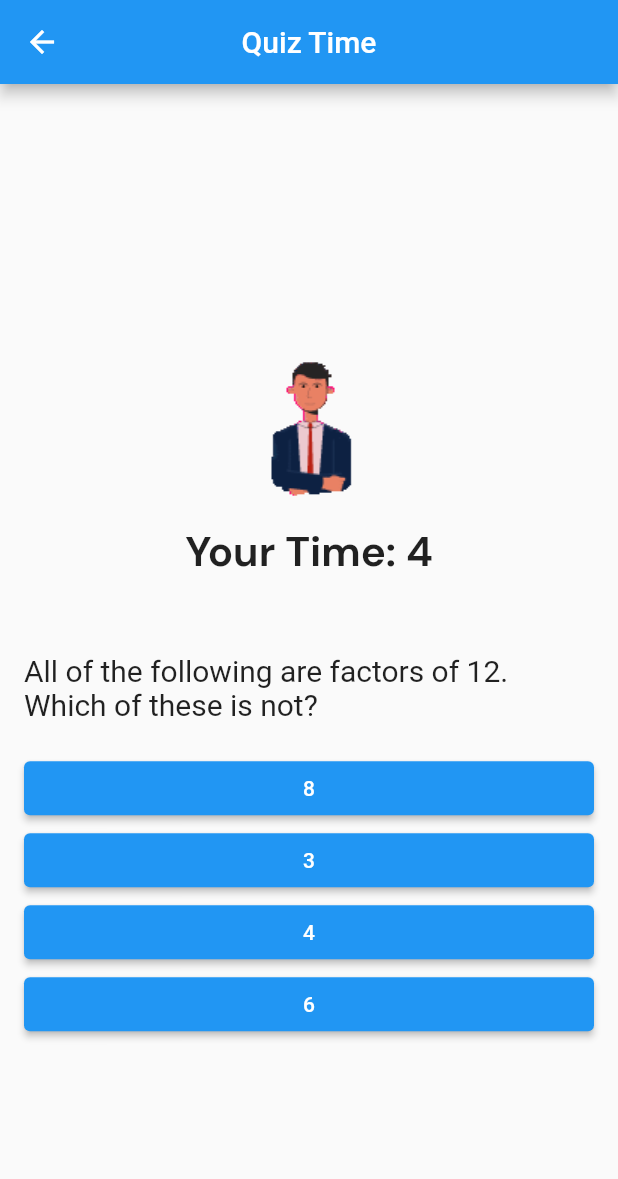
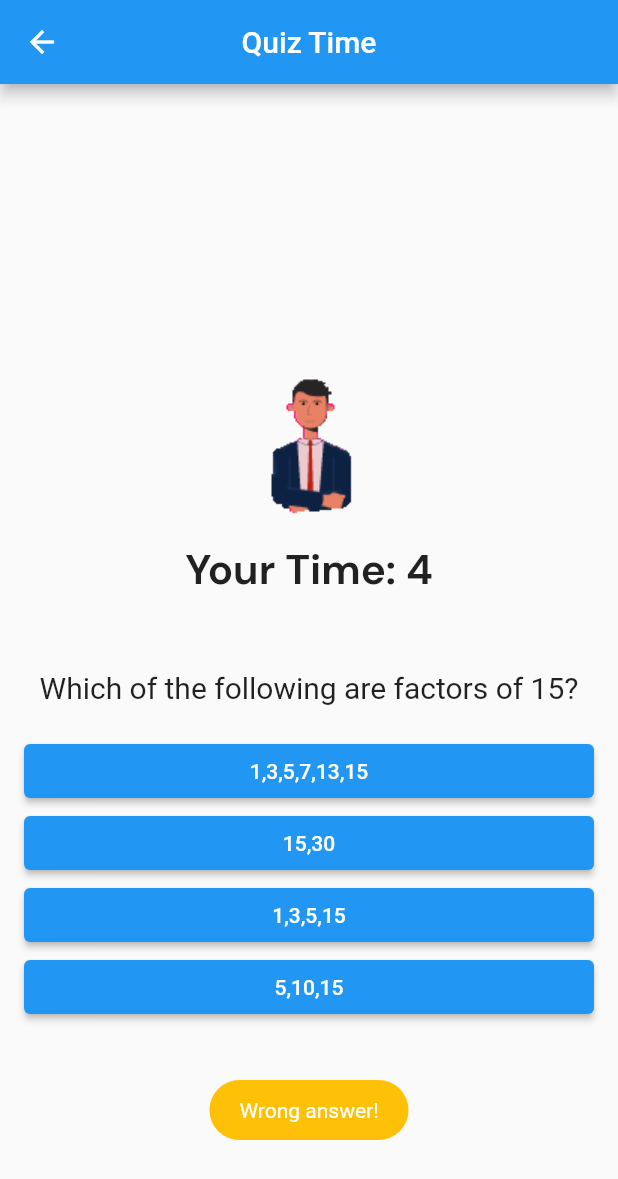
Before and after one commit to lansoyyy/math_app, a Flutter app: the QuizPage screen opened directly, after a tap on "1,3,5,7,13,15", on a phone screen of 412 x 824 dp. Shown: the top 1179 px of the screen. Run offline on Flutter 3.47's test engine with Material 2 defaults, Android fonts, the phone set to English and light mode, and no system bars; drawn by our look-alikes of animated_text_kit; our stand-ins replace confetti, fluttertoast, get, just_audio, video_player; missing offline and left inert: easy_pdf_viewer, flutter_screen_wake, flutter_volume_controller.

```diff
--- a/lib/screens/landing_screen.dart
+++ b/lib/screens/landing_screen.dart
@@ -1,9 +1,7 @@
 import 'package:flutter/material.dart';
-import 'package:flutter/widgets.dart';
 import 'package:get/get.dart';
 import 'package:mathalino/screens/home_screen.dart';
 import 'package:mathalino/widgets/button_widget.dart';
-import 'package:mathalino/widgets/text_widget.dart';
 
 class LandingScreen extends StatelessWidget {
   const LandingScreen({super.key});
@@ -15,12 +13,10 @@ class LandingScreen extends StatelessWidget {
         width: 500,
         height: double.infinity,
         decoration: const BoxDecoration(
-          color: Colors.white,
           image: DecorationImage(
               image: AssetImage(
                 'assets/images/MathTALINO 1.jpg',
               ),
-              opacity: 125,
               fit: BoxFit.fill),
         ),
         child: Column(
--- a/lib/screens/pages/quiz_time_page.dart
+++ b/lib/screens/pages/quiz_time_page.dart
@@ -5,6 +5,7 @@ import 'package:flutter/material.dart';
 import 'package:just_audio/just_audio.dart';
 import 'package:mathalino/screens/home_screen.dart';
 import 'package:mathalino/screens/pages/assessment_page.dart';
+import 'package:mathalino/widgets/toast_widget.dart';
 
 class QuizPage extends StatefulWidget {
   const QuizPage({super.key});
@@ -258,15 +259,20 @@ box?
       await playGoodjob().whenComplete(() async {
         await player.stop();
       });
+
+      _nextQuestion();
       // Answer is correct
       // You can add your logic here, e.g., increase score, show correct answer
     } else {
+      showToast('Wrong answer!');
+      await playTryagain().whenComplete(() async {
+        await player.stop();
+      });
       // Answer is incorrect
       // You can add your logic here, e.g., show correct answer
     }
 
     // Move to the next question
-    _nextQuestion();
   }
 
   void _nextQuestion() {
```
Also changed, not shown: lib/screens/pages/drills_page.dart (+6 -1 lines), pubspec.lock, 4 other files.
